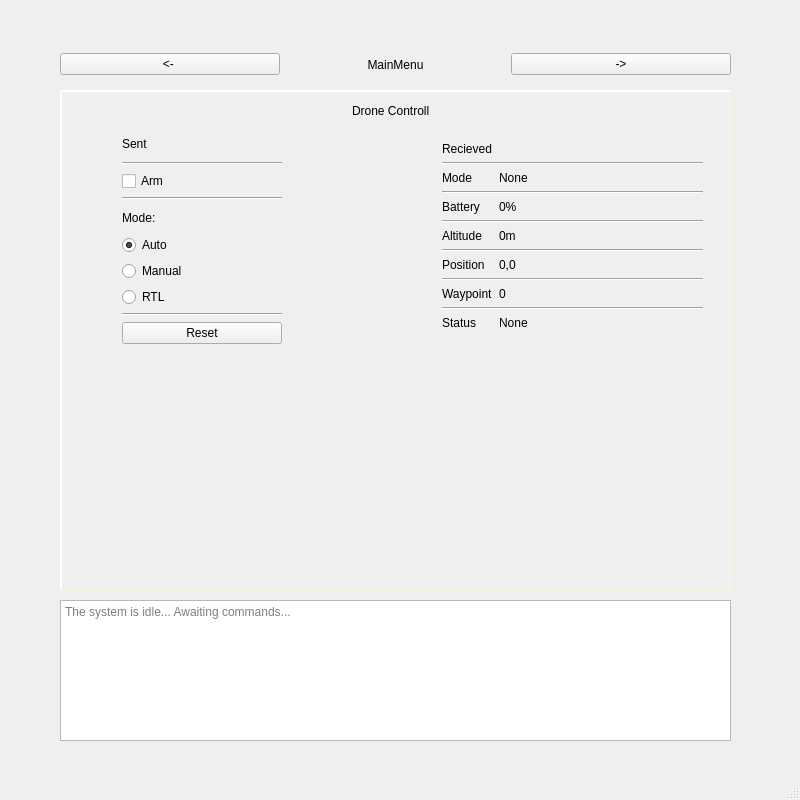
Qt form desktop/MicroGCS/mainwindow.ui (NORDvv/MicroGCS) before a commit.
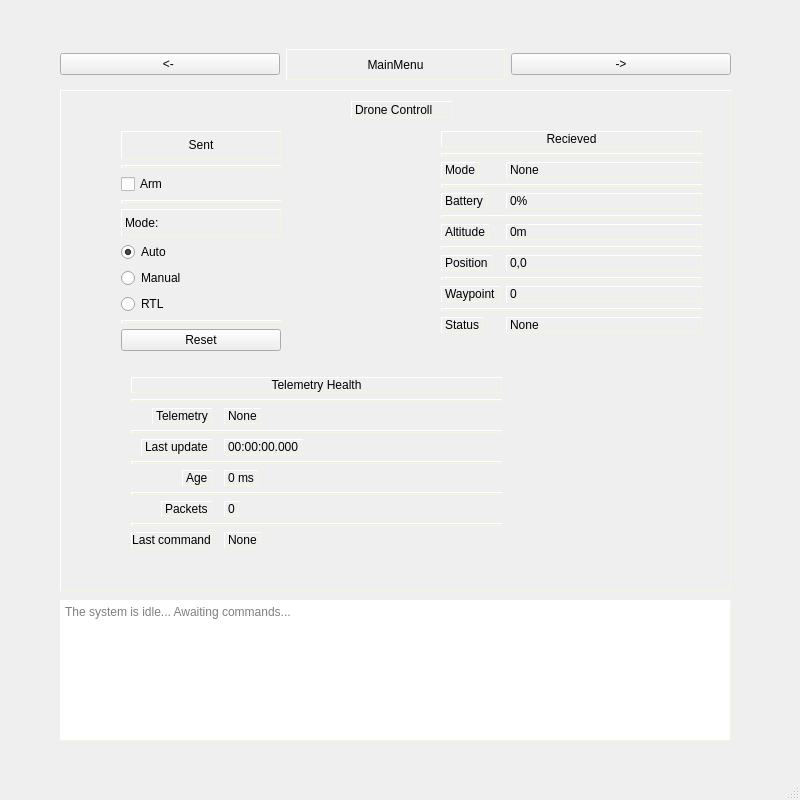
The same form after that commit.

Commit message: Telemetry monitoring added

```diff
--- a/desktop/MicroGCS/mainwindow.ui
+++ b/desktop/MicroGCS/mainwindow.ui
@@ -20,21 +20,9 @@
     border-color: beige;
 }
 
-QFormLayout {
+QFrame {
 	border-style: outset;
-    border-width: 2px;
-    border-color: beige;
-}
-
-QVBoxLayout {
-	border-style: outset;
-    border-width: 2px;
-    border-color: beige;
-}
-
-QHBoxLayout {
-	border-style: outset;
-    border-width: 2px;
+    border-width: 1px;
     border-color: beige;
 }</string>
   </property>
@@ -127,9 +115,9 @@
       <property name="geometry">
        <rect>
         <x>380</x>
-        <y>50</y>
+        <y>40</y>
         <width>261</width>
-        <height>211</height>
+        <height>231</height>
        </rect>
       </property>
       <layout class="QFormLayout" name="formLayout">
@@ -258,17 +246,20 @@
          </property>
         </widget>
        </item>
-       <item row="0" column="0">
+       <item row="1" column="0" colspan="2">
+        <widget class="Line" name="line_8">
+         <property name="orientation">
+          <enum>Qt::Orientation::Horizontal</enum>
+         </property>
+        </widget>
+       </item>
+       <item row="0" column="0" colspan="2">
         <widget class="QLabel" name="label_3">
          <property name="text">
           <string>Recieved</string>
          </property>
-        </widget>
-       </item>
-       <item row="1" column="0" colspan="2">
-        <widget class="Line" name="line_8">
-         <property name="orientation">
-          <enum>Qt::Orientation::Horizontal</enum>
+         <property name="alignment">
+          <set>Qt::AlignmentFlag::AlignCenter</set>
          </property>
         </widget>
        </item>
@@ -280,7 +271,7 @@
         <x>60</x>
         <y>40</y>
         <width>160</width>
-        <height>212</height>
+        <height>220</height>
        </rect>
       </property>
       <layout class="QVBoxLayout" name="verticalLayout">
@@ -289,6 +280,9 @@
          <property name="text">
           <string>Sent</string>
          </property>
+         <property name="alignment">
+          <set>Qt::AlignmentFlag::AlignCenter</set>
+         </property>
         </widget>
        </item>
        <item>
@@ -359,6 +353,172 @@
        </item>
       </layout>
      </widget>
+     <widget class="QWidget" name="formLayoutWidget_3">
+      <property name="geometry">
+       <rect>
+        <x>70</x>
+        <y>280</y>
+        <width>371</width>
+        <height>201</height>
+       </rect>
+      </property>
+      <layout class="QFormLayout" name="formLayout_2">
+       <property name="sizeConstraint">
+        <enum>QLayout::SizeConstraint::SetMinimumSize</enum>
+       </property>
+       <property name="fieldGrowthPolicy">
+        <enum>QFormLayout::FieldGrowthPolicy::FieldsStayAtSizeHint</enum>
+       </property>
+       <property name="rowWrapPolicy">
+        <enum>QFormLayout::RowWrapPolicy::DontWrapRows</enum>
+       </property>
+       <property name="labelAlignment">
+        <set>Qt::AlignmentFlag::AlignRight|Qt::AlignmentFlag::AlignTrailing|Qt::AlignmentFlag::AlignVCenter</set>
+       </property>
+       <property name="horizontalSpacing">
+        <number>12</number>
+       </property>
+       <property name="verticalSpacing">
+        <number>6</number>
+       </property>
+       <property name="leftMargin">
+        <number>0</number>
+       </property>
+       <property name="topMargin">
+        <number>6</number>
+       </property>
+       <property name="rightMargin">
+        <number>0</number>
+       </property>
+       <property name="bottomMargin">
+        <number>6</number>
+       </property>
+       <item row="2" column="0">
+        <widget class="QLabel" name="TelemetryHealthDisplayLabel">
+         <property name="text">
+          <string>Telemetry</string>
+         </property>
+        </widget>
+       </item>
+       <item row="2" column="1">
+        <widget class="QLabel" name="TelemetryHealthIndicatorLabel">
+         <property name="text">
+          <string>None</string>
+         </property>
+        </widget>
+       </item>
+       <item row="4" column="0">
+        <widget class="QLabel" name="LastUpdateDisplayLabel">
+         <property name="text">
+          <string>Last update</string>
+         </property>
+        </widget>
+       </item>
+       <item row="4" column="1">
+        <widget class="QLabel" name="LastUpdateIndicatorLabel">
+         <property name="text">
+          <string>00:00:00.000</string>
+         </property>
+        </widget>
+       </item>
+       <item row="6" column="0">
+        <widget class="QLabel" name="CommsAgeDisplayLabel">
+         <property name="text">
+          <string>Age</string>
+         </property>
+        </widget>
+       </item>
+       <item row="6" column="1">
+        <widget class="QLabel" name="CommsAgeIndicatorLabel">
+         <property name="text">
+          <string>0 ms</string>
+         </property>
+        </widget>
+       </item>
+       <item row="8" column="0">
+        <widget class="QLabel" name="PacketsNumDisplayLabel">
+         <property name="text">
+          <string>Packets</string>
+         </property>
+        </widget>
+       </item>
+       <item row="8" column="1">
+        <widget class="QLabel" name="PacketsNumIndicatorLabel">
+         <property name="text">
+          <string>0</string>
+         </property>
+        </widget>
+       </item>
+       <item row="10" column="1">
+        <widget class="QLabel" name="LastCommandIndicatorLabel">
+         <property name="text">
+          <string>None</string>
+         </property>
+        </widget>
+       </item>
+       <item row="9" column="0" colspan="2">
+        <widget class="Line" name="line_14">
+         <property name="orientation">
+          <enum>Qt::Orientation::Horizontal</enum>
+         </property>
+        </widget>
+       </item>
+       <item row="7" column="0" colspan="2">
+        <widget class="Line" name="line_13">
+         <property name="orientation">
+          <enum>Qt::Orientation::Horizontal</enum>
+         </property>
+        </widget>
+       </item>
+       <item row="5" column="0" colspan="2">
+        <widget class="Line" name="line_12">
+         <property name="orientation">
+          <enum>Qt::Orientation::Horizontal</enum>
+         </property>
+        </widget>
+       </item>
+       <item row="3" column="0" colspan="2">
+        <widget class="Line" name="line_11">
+         <property name="orientation">
+          <enum>Qt::Orientation::Horizontal</enum>
+         </property>
+        </widget>
+       </item>
+       <item row="1" column="0" colspan="2">
+        <widget class="Line" name="line_10">
+         <property name="orientation">
+          <enum>Qt::Orientation::Horizontal</enum>
+         </property>
+        </widget>
+       </item>
+       <item row="0" column="0" colspan="2">
+        <widget class="QLabel" name="label_5">
+         <property name="text">
+          <string>Telemetry Health</string>
+         </property>
+         <property name="alignment">
+          <set>Qt::AlignmentFlag::AlignCenter</set>
+         </property>
+        </widget>
+       </item>
+       <item row="10" column="0">
+        <widget class="QLabel" name="LastCommandDisplayLabel">
+         <property name="sizePolicy">
+          <sizepolicy hsizetype="MinimumExpanding" vsizetype="Preferred">
+           <horstretch>0</horstretch>
+           <verstretch>0</verstretch>
+          </sizepolicy>
+         </property>
+         <property name="text">
+          <string>Last command</string>
+         </property>
+         <property name="alignment">
+          <set>Qt::AlignmentFlag::AlignCenter</set>
+         </property>
+        </widget>
+       </item>
+      </layout>
+     </widget>
     </widget>
    </widget>
    <widget class="QWidget" name="horizontalLayoutWidget">
```
The commit also changes 2 other files.
